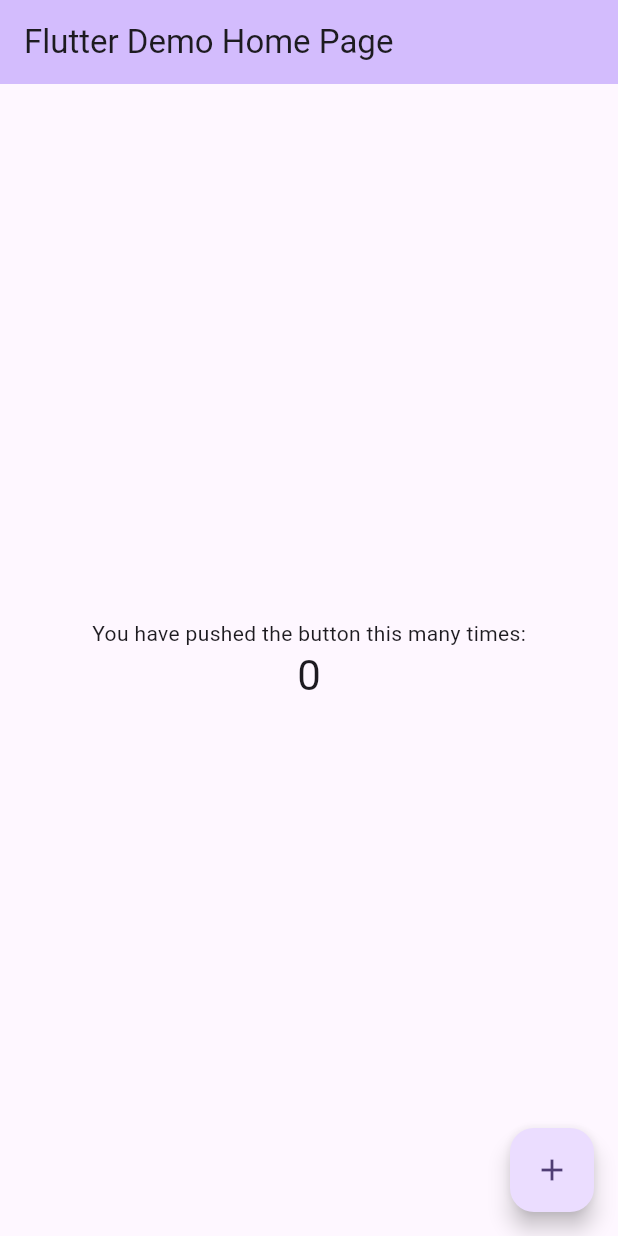
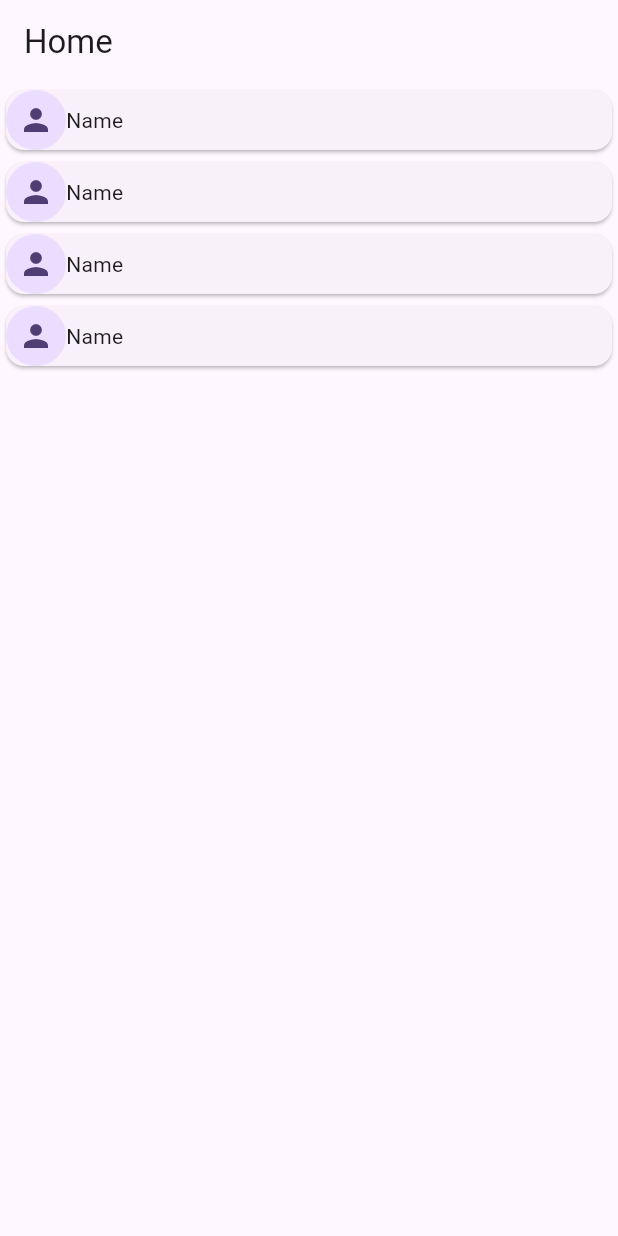
Before and after one commit to shefeek-nectar/feed-management, a Flutter app: the screen it shows after launch, on a phone screen of 412 x 824 dp. Run offline on Flutter 3.47's test engine with Material 3 defaults, Android fonts, the phone set to English and light mode, and no system bars.

Commit message:
created branch development

```diff
--- a/example/lib/main.dart
+++ b/example/lib/main.dart
@@ -1,3 +1,4 @@
+import 'package:feed_management/screens/home_screen.dart';
 import 'package:flutter/material.dart';
 
 void main() {
@@ -31,95 +32,8 @@ class MyApp extends StatelessWidget {
         colorScheme: ColorScheme.fromSeed(seedColor: Colors.deepPurple),
         useMaterial3: true,
       ),
-      home: const MyHomePage(title: 'Flutter Demo Home Page'),
+      debugShowCheckedModeBanner: false,
+      home: const HomeScreen(),
     );
   }
 }
-
-class MyHomePage extends StatefulWidget {
-  const MyHomePage({super.key, required this.title});
-
-  // This widget is the home page of your application. It is stateful, meaning
-  // that it has a State object (defined below) that contains fields that affect
-  // how it looks.
-
-  // This class is the configuration for the state. It holds the values (in this
-  // case the title) provided by the parent (in this case the App widget) and
-  // used by the build method of the State. Fields in a Widget subclass are
-  // always marked "final".
-
-  final String title;
-
-  @override
-  State<MyHomePage> createState() => _MyHomePageState();
-}
-
-class _MyHomePageState extends State<MyHomePage> {
-  int _counter = 0;
-
-  void _incrementCounter() {
-    setState(() {
-      // This call to setState tells the Flutter framework that something has
-      // changed in this State, which causes it to rerun the build method below
-      // so that the display can reflect the updated values. If we changed
-      // _counter without calling setState(), then the build method would not be
-      // called again, and so nothing would appear to happen.
-      _counter++;
-    });
-  }
-
-  @override
-  Widget build(BuildContext context) {
-    // This method is rerun every time setState is called, for instance as done
-    // by the _incrementCounter method above.
-    //
-    // The Flutter framework has been optimized to make rerunning build methods
-    // fast, so that you can just rebuild anything that needs updating rather
-    // than having to individually change instances of widgets.
-    return Scaffold(
-      appBar: AppBar(
-        // TRY THIS: Try changing the color here to a specific color (to
-        // Colors.amber, perhaps?) and trigger a hot reload to see the AppBar
-        // change color while the other colors stay the same.
-        backgroundColor: Theme.of(context).colorScheme.inversePrimary,
-        // Here we take the value from the MyHomePage object that was created by
-        // the App.build method, and use it to set our appbar title.
-        title: Text(widget.title),
-      ),
-      body: Center(
-        // Center is a layout widget. It takes a single child and positions it
-        // in the middle of the parent.
-        child: Column(
-          // Column is also a layout widget. It takes a list of children and
-          // arranges them vertically. By default, it sizes itself to fit its
-          // children horizontally, and tries to be as tall as its parent.
-          //
-          // Column has various properties to control how it sizes itself and
-          // how it positions its children. Here we use mainAxisAlignment to
-          // center the children vertically; the main axis here is the vertical
-          // axis because Columns are vertical (the cross axis would be
-          // horizontal).
-          //
-          // TRY THIS: Invoke "debug painting" (choose the "Toggle Debug Paint"
-          // action in the IDE, or press "p" in the console), to see the
-          // wireframe for each widget.
-          mainAxisAlignment: MainAxisAlignment.center,
-          children: <Widget>[
-            const Text(
-              'You have pushed the button this many times:',
-            ),
-            Text(
-              '$_counter',
-              style: Theme.of(context).textTheme.headlineMedium,
-            ),
-          ],
-        ),
-      ),
-      floatingActionButton: FloatingActionButton(
-        onPressed: _incrementCounter,
-        tooltip: 'Increment',
-        child: const Icon(Icons.add),
-      ), // This trailing comma makes auto-formatting nicer for build methods.
-    );
-  }
-}
--- a/example/pubspec.yaml
+++ b/example/pubspec.yaml
@@ -28,6 +28,8 @@ environment:
 # the latest version available on pub.dev. To see which dependencies have newer
 # versions available, run `flutter pub outdated`.
 dependencies:
+  feed_management:
+    path: ../
   flutter:
     sdk: flutter
 
--- a/lib/feed_management.dart
+++ b/lib/feed_management.dart
@@ -1 +1,3 @@
 library feed_management;
+
+export '';
--- /dev/null
+++ b/lib/screens/home_screen.dart
@@ -0,0 +1,39 @@
+import 'package:flutter/material.dart';
+
+class HomeScreen extends StatelessWidget {
+  const HomeScreen({super.key});
+
+  @override
+  Widget build(BuildContext context) {
+    return Scaffold(
+      appBar: AppBar(
+        title: const Text("Home"),
+      ),
+      body: ListView.builder(
+        itemCount: 4,
+        itemBuilder: (context, index) {
+          return const Card(
+            child: Column(
+              children: [
+                Row(
+                  children: [
+                    CircleAvatar(
+                      child: Icon(Icons.person),
+                    ),
+
+                    Column(children: [
+
+                      Text("Name"),
+
+
+                    ],)
+                  ],
+                )
+              ],
+            ),
+          );
+        },
+      ),
+    );
+  }
+}
```
Also changed, not shown: example/pubspec.lock.
